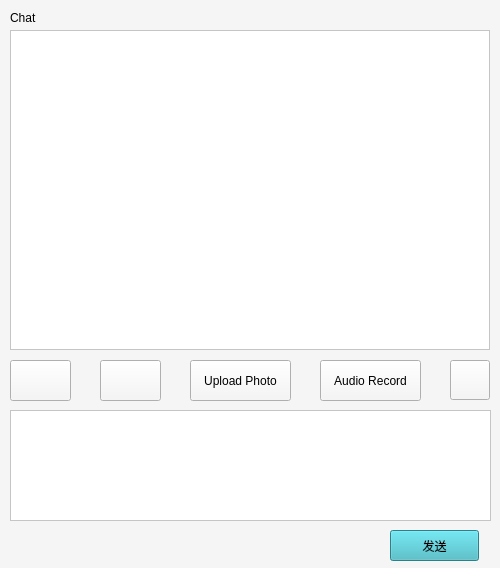
pechpo/What-s-up, file client/ui/chatwindow.ui: the form before one commit.
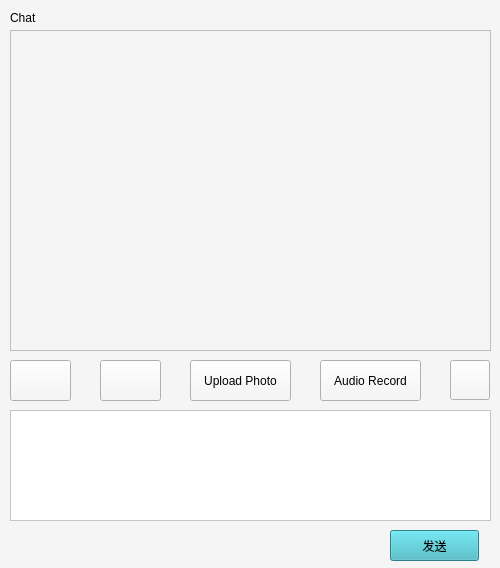
The form after the commit. Icons and pictures are not drawn.

Commit message: 聚类标签和推荐好友

Diff of the .ui file:
```diff
--- a/client/ui/chatwindow.ui
+++ b/client/ui/chatwindow.ui
@@ -146,6 +146,29 @@
     <string>Upload Photo</string>
    </property>
   </widget>
+  <widget class="QScrollArea" name="scrollArea">
+   <property name="geometry">
+    <rect>
+     <x>10</x>
+     <y>30</y>
+     <width>481</width>
+     <height>321</height>
+    </rect>
+   </property>
+   <property name="widgetResizable">
+    <bool>true</bool>
+   </property>
+   <widget class="QWidget" name="messageArea">
+    <property name="geometry">
+     <rect>
+      <x>0</x>
+      <y>0</y>
+      <width>479</width>
+      <height>319</height>
+     </rect>
+    </property>
+   </widget>
+  </widget>
  </widget>
  <resources/>
  <connections/>
```
The commit also changes 2 other files.
